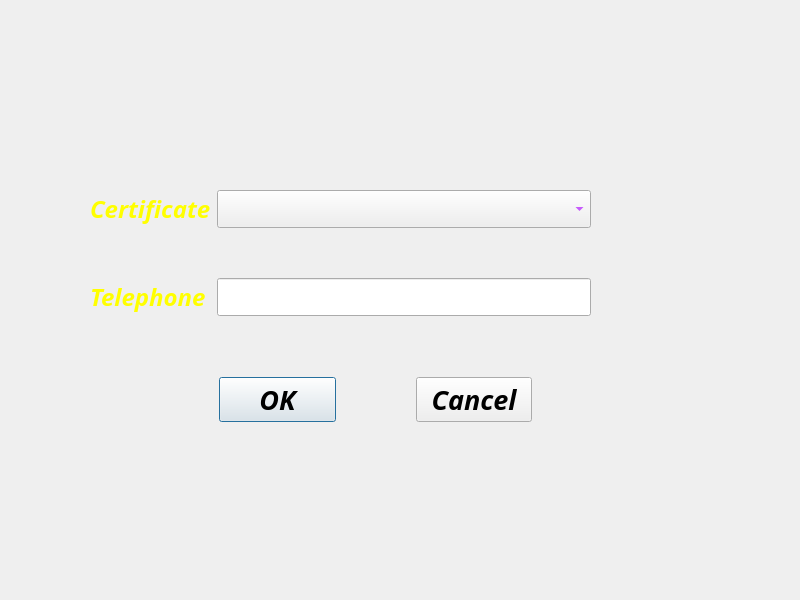
Before: the Qt Designer form UpdateInfo.ui in Phoveran/CrowdSourcing, drawn with Qt 5.
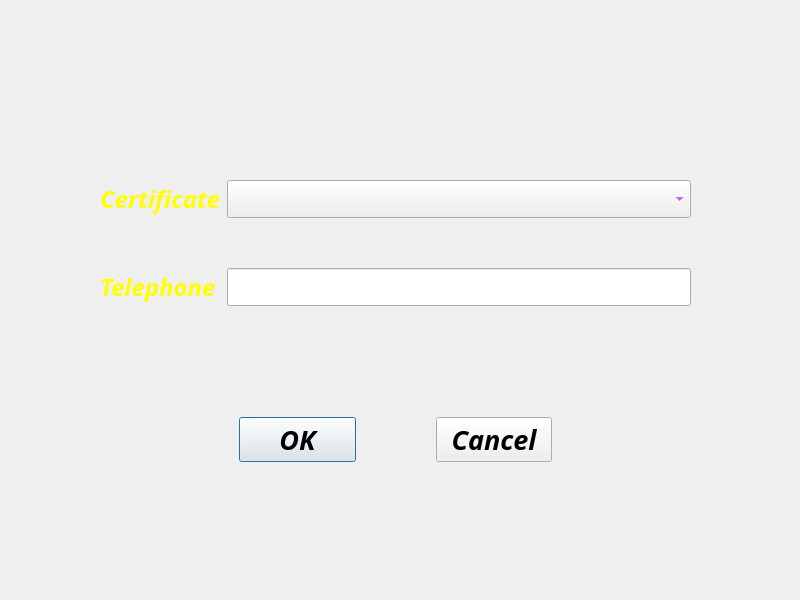
After: the same form once the commit is applied. Icons and pictures are not drawn.

Diff of the .ui file:
```diff
--- a/UpdateInfo.ui
+++ b/UpdateInfo.ui
@@ -19,9 +19,9 @@
   <widget class="QWidget" name="formWidget" native="true">
    <property name="geometry">
     <rect>
-     <x>90</x>
-     <y>190</y>
-     <width>501</width>
+     <x>100</x>
+     <y>180</y>
+     <width>591</width>
      <height>151</height>
     </rect>
    </property>
@@ -102,8 +102,8 @@
   <widget class="QFrame" name="horizontalFrame">
    <property name="geometry">
     <rect>
-     <x>210</x>
-     <y>360</y>
+     <x>230</x>
+     <y>400</y>
      <width>331</width>
      <height>80</height>
     </rect>
@@ -221,32 +221,6 @@
     </item>
    </layout>
   </widget>
-  <widget class="QLabel" name="noticeLabel">
-   <property name="geometry">
-    <rect>
-     <x>240</x>
-     <y>460</y>
-     <width>311</width>
-     <height>39</height>
-    </rect>
-   </property>
-   <property name="font">
-    <font>
-     <family>Century Gothic</family>
-     <pointsize>18</pointsize>
-     <weight>75</weight>
-     <italic>true</italic>
-     <bold>true</bold>
-    </font>
-   </property>
-   <property name="styleSheet">
-    <string notr="true">border-image: \*url();
-color: rgb(255, 0, 0);</string>
-   </property>
-   <property name="text">
-    <string/>
-   </property>
-  </widget>
  </widget>
  <resources>
   <include location="CrowdSourcing.qrc"/>
```
Left out of the diff: 76 changed lines with no effect on the pictures.
